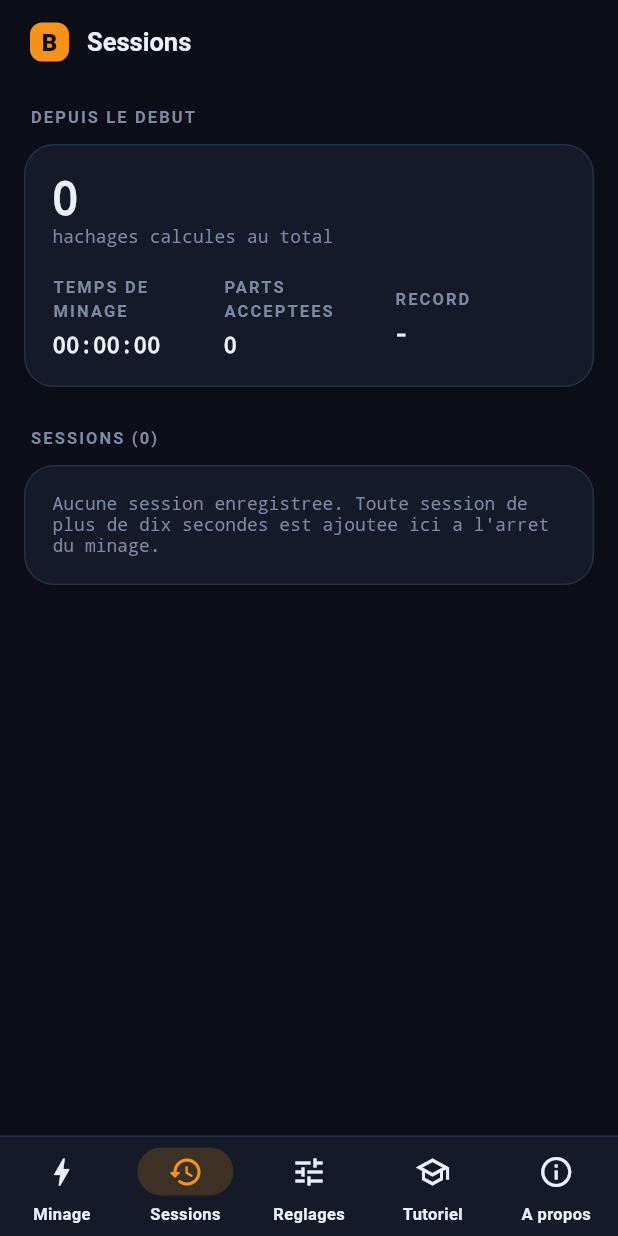
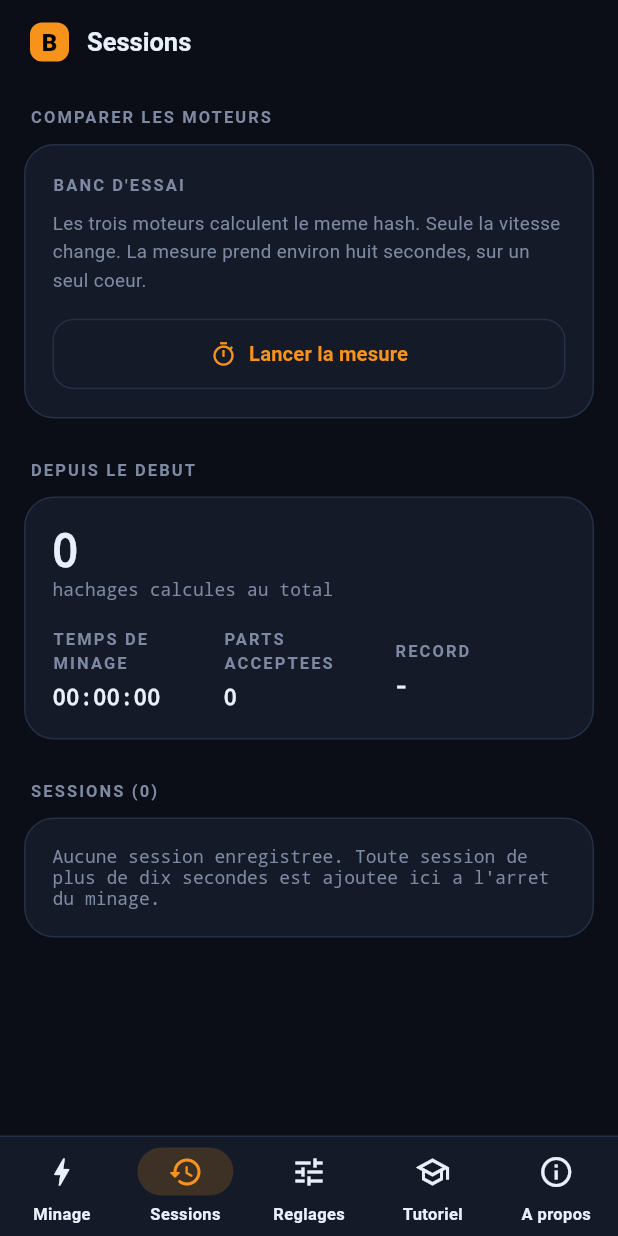
Before and after one commit to janintibo-art/btc-miner-fun, a Flutter app: the screen it shows after launch, item 2 of the bottom bar chosen, on a phone screen of 412 x 824 dp. Run offline on Flutter 3.47's test engine with Material 3 defaults, Android fonts, the phone set to English and light mode, and no system bars; our stand-ins replace shared_preferences, wakelock_plus.

Commit message:
Etape 6 : moteur midstate, rejet precoce, banc d essai

```diff
--- /dev/null
+++ b/lib/core/hash_mode.dart
@@ -0,0 +1,41 @@
+/// Les trois moteurs de hachage disponibles. Ils donnent tous exactement le
+/// meme resultat : seule la vitesse change. C'est ce qui permet de les
+/// comparer honnetement dans le banc d'essai.
+enum HashMode {
+  /// Paquet `crypto`, double SHA-256 complet a chaque tentative.
+  compatible,
+
+  /// SHA-256 maison, tampons reutilises, mais l'en-tete entier est rehache.
+  maison,
+
+  /// SHA-256 maison avec midstate et rejet precoce. Le mode par defaut.
+  midstate,
+}
+
+extension HashModeInfo on HashMode {
+  String get label => switch (this) {
+        HashMode.compatible => 'Compatibilite',
+        HashMode.maison => 'Maison',
+        HashMode.midstate => 'Midstate',
+      };
+
+  String get description => switch (this) {
+        HashMode.compatible =>
+          'Le paquet crypto standard. Une allocation memoire a chaque '
+              'tentative, l\'en-tete entier rehache. C\'est la reference.',
+        HashMode.maison =>
+          'SHA-256 ecrit a la main, tampons reutilises. Meme travail que la '
+              'reference, mais sans gaspillage memoire.',
+        HashMode.midstate =>
+          'Le premier des deux blocs de l\'en-tete ne contient pas le nonce : '
+              'il est calcule une fois par travail. S\'y ajoute un rejet '
+              'precoce des que les premiers octets condamnent la tentative.',
+      };
+
+  static HashMode fromName(String? name) {
+    return HashMode.values.firstWhere(
+      (m) => m.name == name,
+      orElse: () => HashMode.midstate,
+    );
+  }
+}
--- a/lib/screens/about_screen.dart
+++ b/lib/screens/about_screen.dart
@@ -18,7 +18,7 @@ class AboutScreen extends StatelessWidget {
               Text('BTC Miner Fun',
                   style: mono(size: 24, weight: FontWeight.w700)),
               const SizedBox(height: 6),
-              Text('Version 0.5.0 - licence MIT',
+              Text('Version 0.6.0 - licence MIT',
                   style: mono(size: 12, color: AppColors.muted)),
               const SizedBox(height: 16),
               const Text(
@@ -32,7 +32,8 @@ class AboutScreen extends StatelessWidget {
         ),
         const SizedBox(height: 16),
         const SectionLabel('Sous le capot'),
-        const _Fact('Hachage', 'Double SHA-256, reparti sur plusieurs coeurs'),
+        const _Fact('Hachage', 'SHA-256 maison avec midstate, sur plusieurs coeurs'),
+        const _Fact('Banc d\'essai', 'Trois moteurs comparables, resultats verifies identiques'),
         const _Fact('Protocole', 'Stratum V1 (subscribe, authorize, notify, submit)'),
         const _Fact('Inspecteur', 'En-tete de bloc affiche en direct, champ par champ'),
         const _Fact('Interface', 'Flutter, Material 3, theme sur mesure'),
--- a/lib/screens/dashboard_screen.dart
+++ b/lib/screens/dashboard_screen.dart
@@ -3,6 +3,7 @@ import 'package:provider/provider.dart';
 
 import '../app_theme.dart';
 import '../core/bitcoin_utils.dart';
+import '../core/hash_mode.dart';
 import '../state/miner_controller.dart';
 import '../widgets/app_card.dart';
 import '../widgets/job_inspector.dart';
@@ -146,7 +147,7 @@ class _StatsGrid extends StatelessWidget {
       ['Travaux recus', m.jobsReceived.toString()],
       ['Coeurs actifs', '${m.effectiveThreads} / ${m.availableCores}'],
       ['Parts en attente', m.pendingShares.toString()],
-      ['Intensite', '${m.intensity} %'],
+      ['Moteur', m.hashMode.label],
       [
         'Arriere-plan',
         m.backgroundServiceActive ? 'actif' : (m.isActive ? 'ecran requis' : '-')
--- a/lib/screens/history_screen.dart
+++ b/lib/screens/history_screen.dart
@@ -6,6 +6,7 @@ import '../core/bitcoin_utils.dart';
 import '../core/session.dart';
 import '../state/miner_controller.dart';
 import '../widgets/app_card.dart';
+import '../widgets/benchmark_card.dart';
 
 class HistoryScreen extends StatelessWidget {
   const HistoryScreen({super.key});
@@ -18,6 +19,9 @@ class HistoryScreen extends StatelessWidget {
     return ListView(
       padding: const EdgeInsets.fromLTRB(16, 8, 16, 32),
       children: [
+        const SectionLabel('Comparer les moteurs'),
+        const BenchmarkCard(),
+        const SizedBox(height: 20),
         const SectionLabel('Depuis le debut'),
         AppCard(
           child: Column(
--- a/lib/screens/tutorial_screen.dart
+++ b/lib/screens/tutorial_screen.dart
@@ -162,6 +162,25 @@ const _chapters = <_ChapterData>[
     Icons.notifications_active_rounded,
   ),
   _ChapterData(
+    'Pourquoi on ne peut pas tricher',
+    'SHA-256 est une fonction a avalanche : changer un seul bit de l\'entree '
+        'change en moyenne la moitie des bits de sortie. Un hash calcule a '
+        'moitie n\'a donc aucune ressemblance avec le vrai. Aucun calcul '
+        'approche n\'existe, et le pool recalcule tout avant d\'accepter une '
+        'part : une solution approximative serait rejetee.\n\n'
+        'Ce qui est possible, en revanche, c\'est de supprimer du travail '
+        'inutile, sans jamais changer le resultat :\n\n'
+        'Le midstate. L\'en-tete fait 80 octets, SHA-256 travaille par blocs de '
+        '64, et le nonce ne se trouve que dans le second bloc. Le premier est '
+        'donc identique pour des milliards de tentatives : on le calcule une '
+        'fois par travail recu.\n\n'
+        'Le rejet precoce. Les quatre premiers octets du hash suffisent presque '
+        'toujours a condamner une tentative : inutile de serialiser les 32.\n\n'
+        'L\'onglet Sessions te laisse mesurer les trois moteurs sur ton propre '
+        'appareil, et verifie qu\'ils produisent bien le meme hash.',
+    Icons.bolt_rounded,
+  ),
+  _ChapterData(
     'Compiler l\'APK et le .exe',
     'Le projet est compile par GitHub Actions, pas par ton telephone. A chaque '
         'envoi de code sur la branche main, GitHub construit :\n\n'
--- /dev/null
+++ b/lib/widgets/benchmark_card.dart
@@ -0,0 +1,178 @@
+import 'package:flutter/material.dart';
+import 'package:provider/provider.dart';
+
+import '../app_theme.dart';
+import '../core/bitcoin_utils.dart';
+import '../core/hash_mode.dart';
+import '../state/miner_controller.dart';
+import 'app_card.dart';
+
+/// Compare les trois moteurs de hachage sur le materiel de l'utilisateur.
+class BenchmarkCard extends StatelessWidget {
+  const BenchmarkCard({super.key});
+
+  @override
+  Widget build(BuildContext context) {
+    final m = context.watch<MinerController>();
+    final result = m.benchmark;
+
+    return AppCard(
+      child: Column(
+        crossAxisAlignment: CrossAxisAlignment.start,
+        children: [
+          Text('BANC D\'ESSAI', style: label()),
+          const SizedBox(height: 8),
+          const Text(
+            'Les trois moteurs calculent le meme hash. Seule la vitesse change. '
+            'La mesure prend environ huit secondes, sur un seul coeur.',
+            style: TextStyle(fontSize: 12.5, height: 1.5, color: AppColors.muted),
+          ),
+          const SizedBox(height: 16),
+          if (result != null) ...[
+            ...HashMode.values.map((mode) => _Bar(
+                  mode: mode,
+                  rate: result.rates[mode] ?? 0,
+                  best: result.best,
+                  gain: result.gainOver(HashMode.compatible, mode),
+                  selected: m.hashMode == mode,
+                )),
+            const SizedBox(height: 8),
+            Row(
+              children: [
+                Icon(
+                  result.identical ? Icons.verified_rounded : Icons.warning_rounded,
+                  size: 16,
+                  color: result.identical ? AppColors.mint : AppColors.coral,
+                ),
+                const SizedBox(width: 8),
+                Expanded(
+                  child: Text(
+                    result.identical
+                        ? 'Hash identique pour les trois moteurs : la vitesse ne '
+                            'coute aucune justesse.'
+                        : 'Les moteurs divergent. Repasse en mode compatibilite.',
+                    style: mono(
+                      size: 11,
+                      color: result.identical ? AppColors.mint : AppColors.coral,
+                    ),
+                  ),
+                ),
+              ],
+            ),
+            const SizedBox(height: 14),
+          ],
+          SizedBox(
+            width: double.infinity,
+            child: OutlinedButton.icon(
+              onPressed: m.benchmarkRunning || m.isActive ? null : m.runBenchmark,
+              style: OutlinedButton.styleFrom(
+                foregroundColor: AppColors.amber,
+                side: const BorderSide(color: AppColors.line),
+                padding: const EdgeInsets.symmetric(vertical: 14),
+                shape: RoundedRectangleBorder(
+                    borderRadius: BorderRadius.circular(14)),
+              ),
+              icon: m.benchmarkRunning
+                  ? const SizedBox(
+                      width: 16,
+                      height: 16,
+                      child: CircularProgressIndicator(
+                          strokeWidth: 2, color: AppColors.amber),
+                    )
+                  : const Icon(Icons.timer_outlined, size: 18),
+              label: Text(
+                m.benchmarkRunning
+                    ? 'Mesure en cours...'
+                    : (result == null ? 'Lancer la mesure' : 'Refaire la mesure'),
+                style: const TextStyle(fontWeight: FontWeight.w700, fontSize: 13.5),
+              ),
+            ),
+          ),
+          if (m.isActive)
+            Padding(
+              padding: const EdgeInsets.only(top: 10),
+              child: Text(
+                'Arrete le minage pour mesurer : les coeurs doivent etre libres.',
+                style: mono(size: 11, color: AppColors.muted),
+              ),
+            ),
+        ],
+      ),
+    );
+  }
+}
+
+class _Bar extends StatelessWidget {
+  const _Bar({
+    required this.mode,
+    required this.rate,
+    required this.best,
+    required this.gain,
+    required this.selected,
+  });
+
+  final HashMode mode;
+  final double rate;
+  final double best;
+  final double gain;
+  final bool selected;
+
+  @override
+  Widget build(BuildContext context) {
+    final fraction = best <= 0 ? 0.0 : (rate / best).clamp(0.02, 1.0);
+    return Padding(
+      padding: const EdgeInsets.only(bottom: 14),
+      child: Column(
+        crossAxisAlignment: CrossAxisAlignment.start,
+        children: [
+          Row(
+            children: [
+              if (selected)
+                const Padding(
+                  padding: EdgeInsets.only(right: 6),
+                  child: Icon(Icons.check_circle,
+                      size: 14, color: AppColors.amber),
+                ),
+              Expanded(
+                child: Text(mode.label,
+                    style: TextStyle(
+                      fontSize: 13,
+                      fontWeight: FontWeight.w700,
+                      color: selected ? AppColors.ink : AppColors.muted,
+                    )),
+              ),
+              Text(formatHashrate(rate), style: mono(size: 12.5)),
+              if (mode != HashMode.compatible) ...[
+                const SizedBox(width: 8),
+                Text('x${gain.toStringAsFixed(2)}',
+                    style: mono(size: 12.5, color: AppColors.mint)),
+              ],
+            ],
+          ),
+          const SizedBox(height: 6),
+          LayoutBuilder(
+            builder: (context, c) => Stack(
+              children: [
+                Container(
+                  height: 8,
+                  decoration: BoxDecoration(
+                    color: AppColors.panelHigh,
+                    borderRadius: BorderRadius.circular(4),
+                  ),
+                ),
+                Container(
+                  height: 8,
+                  width: c.maxWidth * fraction,
+                  decoration: BoxDecoration(
+                    color: selected ? AppColors.amber : AppColors.line,
+                    borderRadius: BorderRadius.circular(4),
+                  ),
+                ),
+              ],
+            ),
+          ),
+        ],
+      ),
+    );
+  }
+}
--- a/pubspec.yaml
+++ b/pubspec.yaml
@@ -1,7 +1,7 @@
 name: btc_miner_fun
 description: "Mineur Bitcoin reel et pedagogique - Android + Windows"
 publish_to: 'none'
-version: 0.5.0+6
+version: 0.6.0+7
 
 environment:
   sdk: '>=3.3.0 <4.0.0'
```
Also changed, not shown: lib/core/benchmark.dart (added, +108 -0 lines), lib/core/miner_engine.dart (+58 -8 lines), lib/core/sha256_fast.dart (added, +225 -0 lines), lib/screens/config_screen.dart (+57 -0 lines), lib/state/miner_controller.dart (+37 -1 lines), 3 other files.
